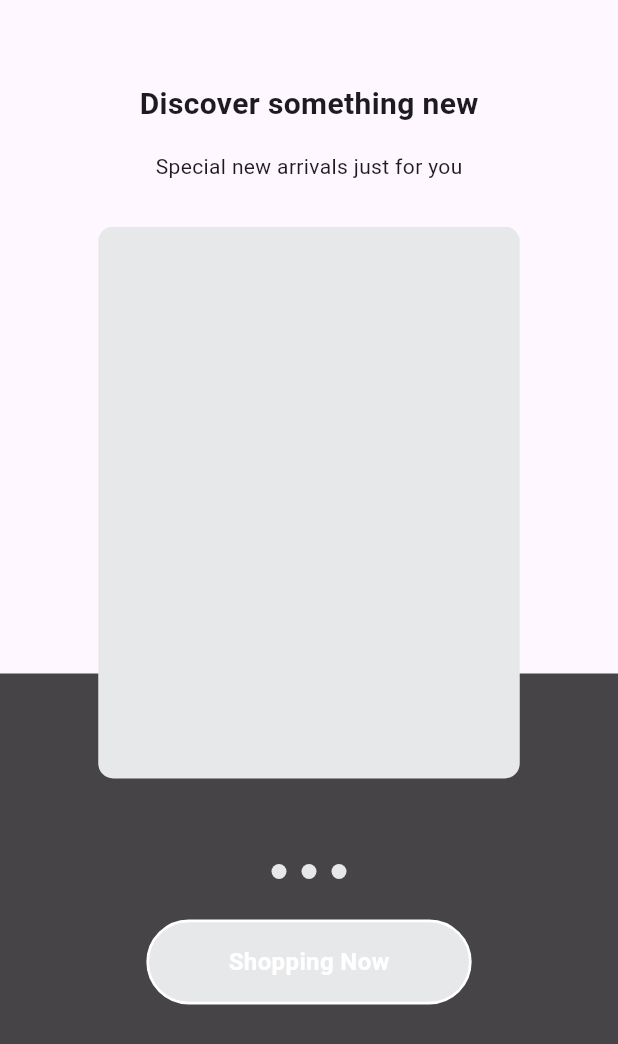
After one commit to SayuNirappel/flux_store, a Flutter app: the screen it shows after launch, after a tap on "Get Started", after a tap on "Shopping Now", on a phone screen of 412 x 824 dp. The commit adds this screen. Shown: the top 1044 px of the screen. Run offline on Flutter 3.47's test engine with Material 3 defaults, Android fonts, the phone set to English and light mode, and no system bars.

Commit message:
intro screen structure completed

```diff
--- a/lib/utils/constants/color_constants.dart
+++ b/lib/utils/constants/color_constants.dart
@@ -2,4 +2,6 @@ import 'package:flutter/material.dart';
 
 class ColorConstants {
   static Color white = Color(0xffffffff);
+  static const Color kofblack = Color(0xff464447);
+  static Color lightgrey = Color(0xffE7E8E9);
 }
--- /dev/null
+++ b/lib/view/intro_screen/intro_screen.dart
@@ -0,0 +1,117 @@
+import 'package:flutter/material.dart';
+import 'package:flux_store/utils/constants/color_constants.dart';
+
+void main() {}
+
+class IntroScreen extends StatelessWidget {
+  const IntroScreen({super.key});
+
+  @override
+  Widget build(BuildContext context) {
+    return Scaffold(
+      body: SafeArea(
+        child: Center(
+          child: Column(
+            mainAxisAlignment: MainAxisAlignment.start,
+            //crossAxisAlignment: CrossAxisAlignment.center,
+            children: [
+              SizedBox(
+                height: 55,
+              ),
+              Text(
+                "Discover something new",
+                style: TextStyle(fontWeight: FontWeight.bold, fontSize: 20),
+              ),
+              SizedBox(
+                height: 17,
+              ),
+              Text(
+                "Special new arrivals just for you",
+                style: TextStyle(fontSize: 14, fontWeight: FontWeight.w400),
+              ),
+              SizedBox(
+                height: 30,
+              ),
+              Expanded(
+                child: Stack(
+                  children: [
+                    Align(
+                      alignment: Alignment.bottomCenter,
+                      child: Container(
+                        height: 375,
+                        width: double.infinity,
+                        decoration:
+                            BoxDecoration(color: ColorConstants.kofblack),
+                      ),
+                    ),
+                    Column(
+                      children: [
+                        SizedBox(
+                          height: 368,
+                          width: 281,
+                          child: PageView.builder(
+                              itemBuilder: (context, index) => Container(
+                                    decoration: BoxDecoration(
+                                        borderRadius: BorderRadius.circular(10),
+                                        color: ColorConstants.lightgrey),
+                                  )),
+                        ),
+                        SizedBox(
+                          height: 57,
+                        ),
+                        Row(
+                          mainAxisAlignment: MainAxisAlignment.center,
+                          spacing: 10,
+                          children: List.generate(
+                              3,
+                              (index) => Container(
+                                    height: 10,
+                                    width: 10,
+                                    decoration: BoxDecoration(
+                                      borderRadius: BorderRadius.circular(5),
+                                      color: ColorConstants.lightgrey,
+                                    ),
+                                  )),
+                        ),
+                        SizedBox(
+                          height: 27,
+                        ),
+                        InkWell(
+                          onTap: () {
+                            Navigator.pushReplacement(
+                                context,
+                                MaterialPageRoute(
+                                    builder: (context) => IntroScreen()));
+                          },
+                          child: Container(
+                            padding: EdgeInsets.symmetric(
+                                horizontal: 53, vertical: 15),
+                            decoration: BoxDecoration(
+                                border: Border.all(
+                                  width: 1.8,
+                                  color: ColorConstants.white,
+                                ),
+                                borderRadius: BorderRadius.circular(29.5),
+                                color: ColorConstants.lightgrey
+                                    .withValues(alpha: 70)),
+                            child: Text(
+                              "Shopping Now",
+                              style: TextStyle(
+                                  color: ColorConstants.white,
+                                  fontSize: 16,
+                                  fontWeight: FontWeight.bold),
+                            ),
+                          ),
+                        ),
+                      ],
+                    ),
+                  ],
+                ),
+              ),
+            ],
+          ),
+        ),
+      ),
+    );
+  }
+}
--- a/lib/view/welcome_screen/welcome_screen.dart
+++ b/lib/view/welcome_screen/welcome_screen.dart
@@ -3,6 +3,7 @@ import 'dart:ui';
 import 'package:flutter/material.dart';
 import 'package:flux_store/utils/constants/color_constants.dart';
 import 'package:flux_store/utils/constants/image_constants.dart';
+import 'package:flux_store/view/intro_screen/intro_screen.dart';
 
 void main() {}
 
@@ -43,7 +44,12 @@ class WelcomeScreen extends StatelessWidget {
             SizedBox(
               height: 60,
             ),
-            Container(
+            InkWell(
+              onTap: () {
+                Navigator.pushReplacement(context,
+                    MaterialPageRoute(builder: (context) => IntroScreen()));
+              },
+              child: Container(
                 padding: EdgeInsets.symmetric(horizontal: 53, vertical: 15),
                 decoration: BoxDecoration(
                     border: Border.all(
@@ -51,13 +57,14 @@ class WelcomeScreen extends StatelessWidget {
                       color: ColorConstants.white,
                     ),
                     borderRadius: BorderRadius.circular(29.5),
-                  color: ColorConstants.white.withValues(alpha: 70)),
+                    color: ColorConstants.lightgrey.withValues(alpha: 70)),
                 child: Text(
                   "Get Started",
                   style: TextStyle(
                       color: ColorConstants.white,
                       fontSize: 16,
                       fontWeight: FontWeight.bold),
+                ),
               ),
             ),
             SizedBox(
```
Lines whose indentation alone changed are shown as unchanged.
